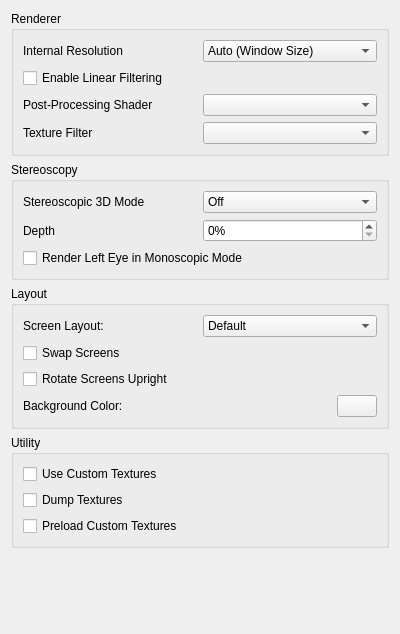
PabloMK7/citra, file src/citra_qt/configuration/configure_enhancements.ui: the form before one commit.
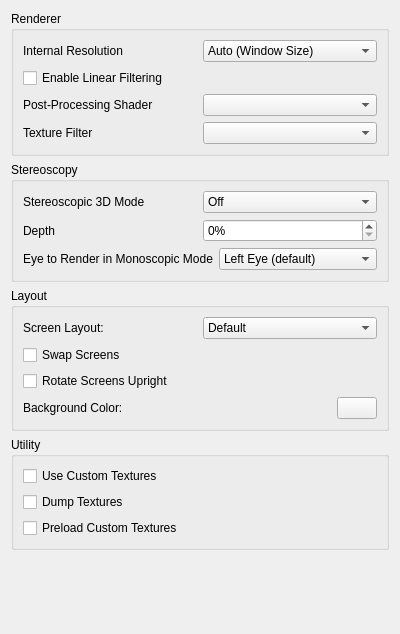
The form after the commit.

Commit message: Change Monoscopic Render mode to a dropdown (#6215)

```diff
--- a/src/citra_qt/configuration/configure_enhancements.ui
+++ b/src/citra_qt/configuration/configure_enhancements.ui
@@ -210,13 +210,24 @@
        <item>
          <layout class="QHBoxLayout" name="horizontalLayout_9">
            <item>
-           <widget class="QCheckBox" name="mono_render_left_eye">
-             <property name="toolTip">
-               <string>&lt;html&gt;&lt;head/&gt;&lt;body&gt;&lt;p&gt;If false, right eye will be used. Useful if using ReShade&lt;/p&gt;&lt;/body&gt;&lt;/html&gt;</string>
-             </property>
+         <widget class="QLabel" name="label_6">
+          <property name="text">
+           <string>Eye to Render in Monoscopic Mode</string>
+          </property>
+         </widget>
+        </item>
+        <item>
+         <widget class="QComboBox" name="mono_rendering_eye">
+          <item>
              <property name="text">
-               <string>Render Left Eye in Monoscopic Mode</string>
-             </property>
+            <string>Left Eye (default)</string>
+           </property>
+          </item>
+          <item>
+           <property name="text">
+            <string>Right Eye</string>
+           </property>
+          </item>
            </widget>
            </item>
          </layout>
```
Left out of the diff: 2 changed lines with no effect on the pictures. Lines whose indentation alone changed are shown as unchanged. The commit also changes 8 other files.
